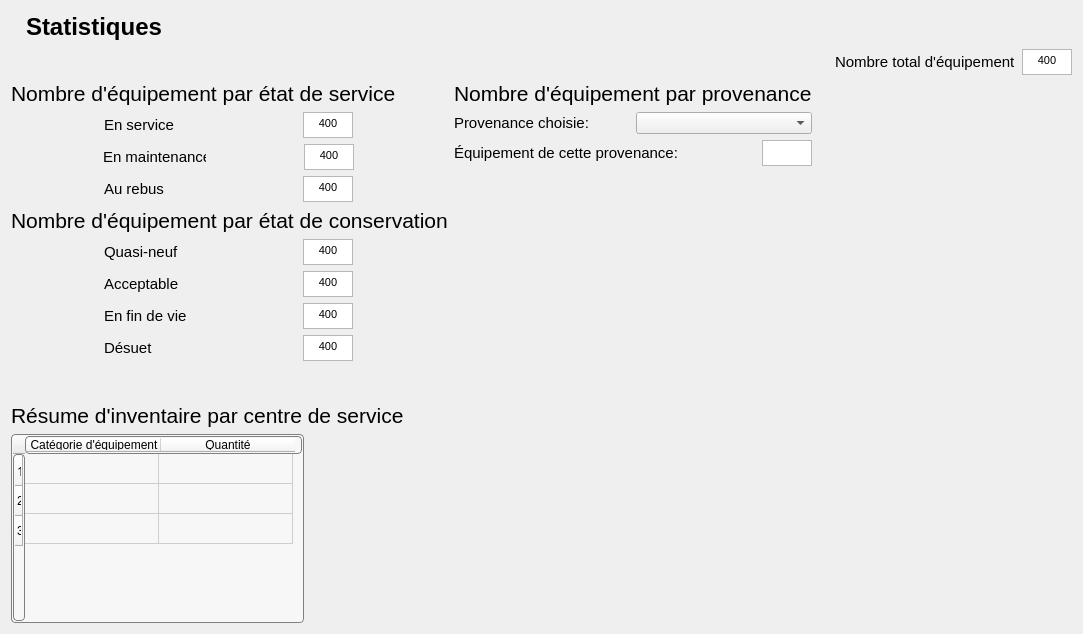
Before: the Qt Designer form Interface/FenêtresEnUI/Statistique.ui in ProjetPC2/SIMM2.0-DEV, drawn with Qt 5.
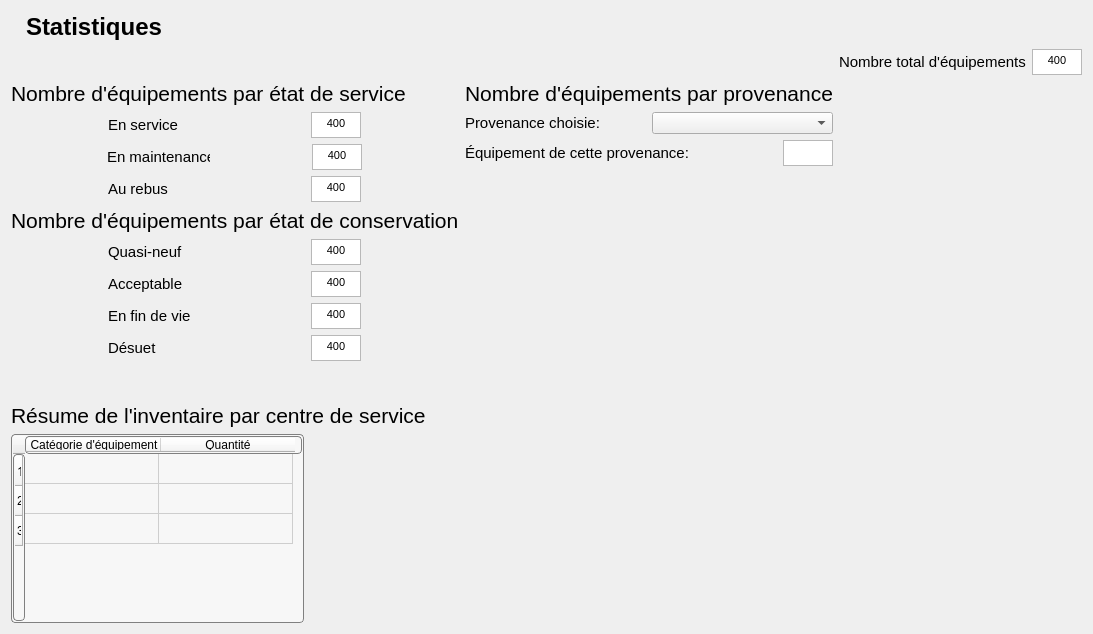
After: the same form once the commit is applied. Icons and pictures are not drawn.

What changed in the file:
```diff
--- a/Interface/FenêtresEnUI/Statistique.ui
+++ b/Interface/FenêtresEnUI/Statistique.ui
@@ -141,7 +141,7 @@
         </font>
        </property>
        <property name="text">
-        <string>Nombre total d'équipement</string>
+        <string>Nombre total d'équipements</string>
        </property>
       </widget>
      </item>
@@ -181,7 +181,7 @@
         </font>
        </property>
        <property name="text">
-        <string>Résume d'inventaire par centre de service</string>
+        <string>Résume de l'inventaire par centre de service</string>
        </property>
       </widget>
      </item>
@@ -300,7 +300,7 @@
               </font>
              </property>
              <property name="text">
-              <string>Nombre d'équipement par état de service</string>
+              <string>Nombre d'équipements par état de service</string>
              </property>
             </widget>
            </item>
@@ -459,7 +459,7 @@
             </font>
            </property>
            <property name="text">
-            <string>Nombre d'équipement par état de conservation</string>
+            <string>Nombre d'équipements par état de conservation</string>
            </property>
           </widget>
          </item>
@@ -661,7 +661,7 @@
           </font>
          </property>
          <property name="text">
-          <string>Nombre d'équipement par provenance</string>
+          <string>Nombre d'équipements par provenance</string>
          </property>
         </widget>
        </item>
```
